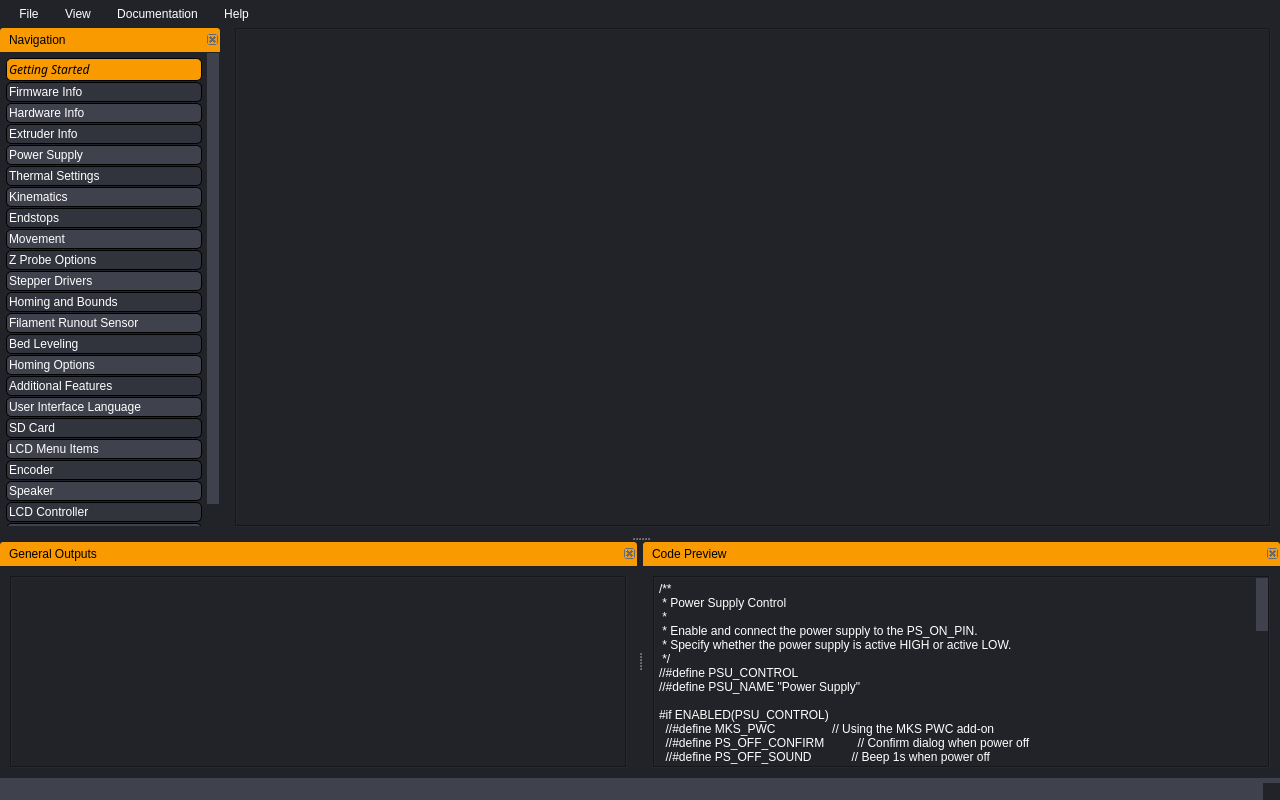
First picture: the form in gui/MainWindow.ui, repository SimonBuxx/iloop-marlin-configurator, before the edit.
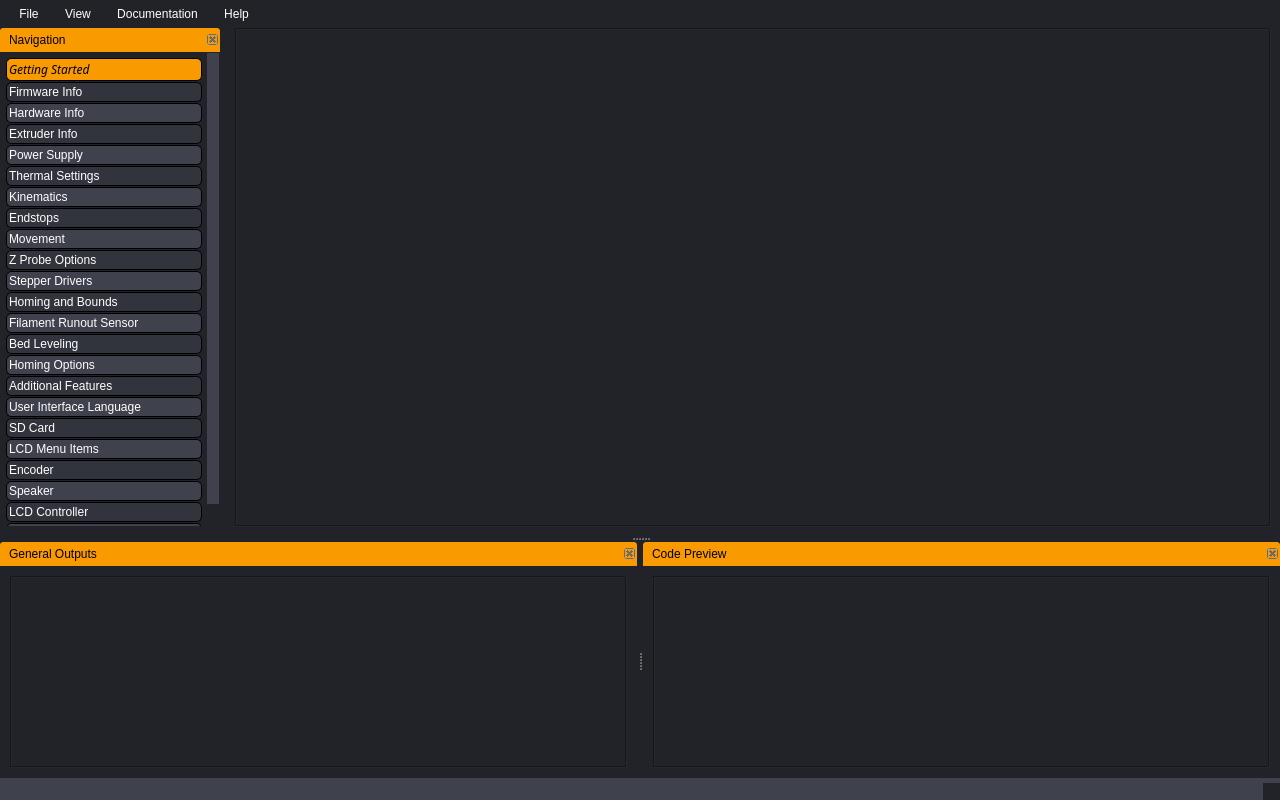
Second picture: the form after the edit. Icons and pictures are not drawn. Custom widgets are drawn as their Qt base class.

Diff of the .ui file:
```diff
--- a/gui/MainWindow.ui
+++ b/gui/MainWindow.ui
@@ -1710,47 +1710,7 @@
             <bool>true</bool>
            </property>
            <property name="plainText">
-            <string>/**
- * Power Supply Control
- *
- * Enable and connect the power supply to the PS_ON_PIN.
- * Specify whether the power supply is active HIGH or active LOW.
- */
-//#define PSU_CONTROL
-//#define PSU_NAME &quot;Power Supply&quot;
-
-#if ENABLED(PSU_CONTROL)
-  //#define MKS_PWC                 // Using the MKS PWC add-on
-  //#define PS_OFF_CONFIRM          // Confirm dialog when power off
-  //#define PS_OFF_SOUND            // Beep 1s when power off
-  #define PSU_ACTIVE_STATE LOW      // Set 'LOW' for ATX, 'HIGH' for X-Box
-
-  //#define PSU_DEFAULT_OFF               // Keep power off until enabled directly with M80
-  //#define PSU_POWERUP_DELAY      250    // (ms) Delay for the PSU to warm up to full power
-  //#define LED_POWEROFF_TIMEOUT 10000    // (ms) Turn off LEDs after power-off, with this amount of delay
-
-  //#define POWER_OFF_TIMER               // Enable M81 D&lt;seconds&gt; to power off after a delay
-  //#define POWER_OFF_WAIT_FOR_COOLDOWN   // Enable M81 S to power off only after cooldown
-
-  //#define PSU_POWERUP_GCODE  &quot;M355 S1&quot;  // G-code to run after power-on (e.g., case light on)
-  //#define PSU_POWEROFF_GCODE &quot;M355 S0&quot;  // G-code to run before power-off (e.g., case light off)
-
-  //#define AUTO_POWER_CONTROL      // Enable automatic control of the PS_ON pin
-  #if ENABLED(AUTO_POWER_CONTROL)
-    #define AUTO_POWER_FANS         // Turn on PSU if fans need power
-    #define AUTO_POWER_E_FANS
-    #define AUTO_POWER_CONTROLLERFAN
-    #define AUTO_POWER_CHAMBER_FAN
-    #define AUTO_POWER_COOLER_FAN
-    #define POWER_TIMEOUT              30 // (s) Turn off power if the machine is idle for this duration
-    //#define POWER_OFF_DELAY          60 // (s) Delay of poweroff after M81 command. Useful to let fans run for extra time.
-  #endif
-  #if EITHER(AUTO_POWER_CONTROL, POWER_OFF_WAIT_FOR_COOLDOWN)
-    //#define AUTO_POWER_E_TEMP        50 // (°C) PSU on if any extruder is over this temperature
-    //#define AUTO_POWER_CHAMBER_TEMP  30 // (°C) PSU on if the chamber is over this temperature
-    //#define AUTO_POWER_COOLER_TEMP   26 // (°C) PSU on if the cooler is over this temperature
-  #endif
-#endif</string>
+            <string/>
            </property>
           </widget>
          </item>
```
Left out of the diff: 2 changed lines with no effect on the pictures.
